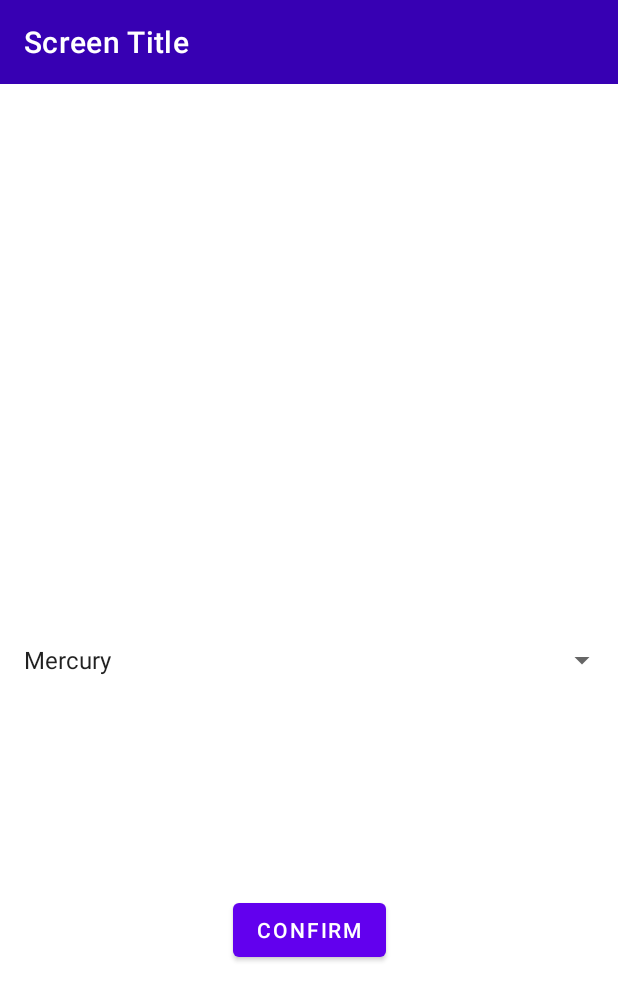
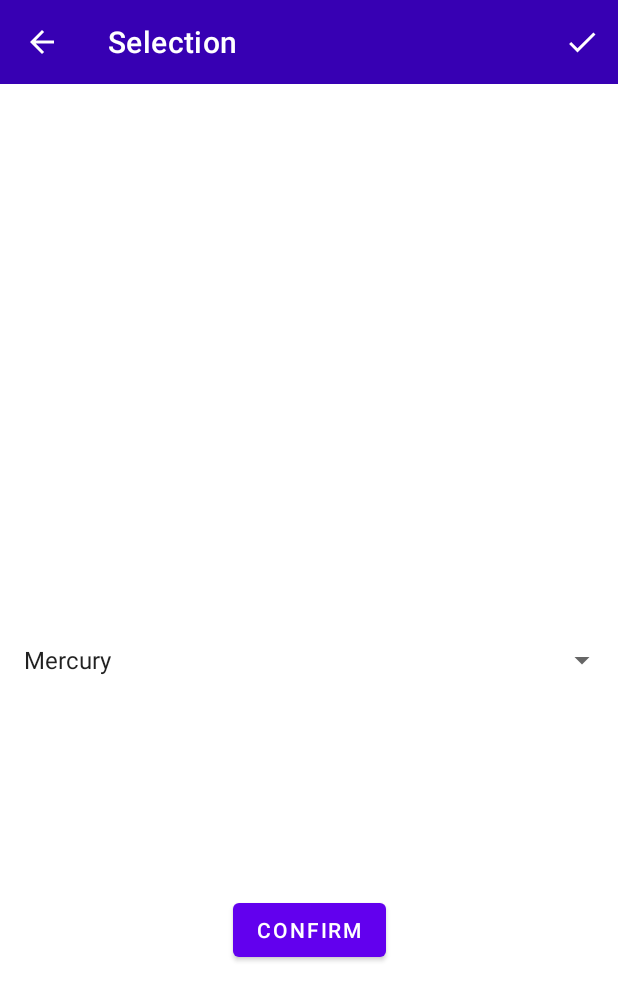
Before and after one commit to Dubrdubr/android-examples, an Android app: the screen it shows after launch (MainActivity), after a tap on "SELECT PLANET", on a phone screen of 412 x 824 dp. Shown: the top 1001 px of the screen. Run offline under Robolectric (Android 15) with nearby library versions, the light colour scheme and no system bars.

Commit message:
create MainActivity

```diff
--- a/app/build.gradle
+++ b/app/build.gradle
@@ -1,6 +1,7 @@
 plugins {
     id 'com.android.application'
     id 'org.jetbrains.kotlin.android'
+    id 'kotlin-parcelize'
 }
 
 android {
--- a/app/src/main/java/ru/dubr/fragmentnavigationexample/MainActivity.kt
+++ b/app/src/main/java/ru/dubr/fragmentnavigationexample/MainActivity.kt
@@ -1,13 +1,21 @@
 package ru.dubr.fragmentnavigationexample
 
+import android.graphics.Color
 import androidx.appcompat.app.AppCompatActivity
 import android.os.Bundle
 import android.os.Parcelable
+import android.view.Menu
+import android.view.MenuItem
+import android.view.View
+import androidx.core.content.ContextCompat
+import androidx.core.graphics.drawable.DrawableCompat
+import androidx.core.os.bundleOf
 import androidx.fragment.app.Fragment
+import androidx.fragment.app.FragmentManager
+import androidx.fragment.app.FragmentResultListener
 import androidx.lifecycle.LifecycleOwner
 import ru.dubr.fragmentnavigationexample.R
-import ru.dubr.fragmentnavigationexample.contracts.Navigator
-import ru.dubr.fragmentnavigationexample.contracts.ResultListener
+import ru.dubr.fragmentnavigationexample.contracts.*
 import ru.dubr.fragmentnavigationexample.databinding.ActivityMainBinding
 import ru.dubr.fragmentnavigationexample.fragments.MenuFragment
 import ru.dubr.fragmentnavigationexample.fragments.PlanetDetailsFragment
@@ -20,6 +28,17 @@ class MainActivity : AppCompatActivity(), Navigator {
     private val currentFragment: Fragment
         get() = supportFragmentManager.findFragmentById(R.id.fragmentContainer)!!
 
+    private val fragmentListener = object : FragmentManager.FragmentLifecycleCallbacks() {
+        override fun onFragmentViewCreated(
+            fm: FragmentManager,
+            f: Fragment,
+            v: View,
+            savedInstanceState: Bundle?
+        ) {
+            super.onFragmentViewCreated(fm, f, v, savedInstanceState)
+            updateUI()
+        }
+    }
 
     override fun onCreate(savedInstanceState: Bundle?) {
         super.onCreate(savedInstanceState)
@@ -33,7 +52,24 @@ class MainActivity : AppCompatActivity(), Navigator {
                 .commit()
         }
 
+        supportFragmentManager.registerFragmentLifecycleCallbacks(fragmentListener, false)
+    }
 
+    override fun onDestroy() {
+        super.onDestroy()
+        supportFragmentManager.unregisterFragmentLifecycleCallbacks(fragmentListener)
+    }
+
+    override fun onCreateOptionsMenu(menu: Menu?): Boolean {
+        // we've called setSupportActionBar in onCreate,
+        // that's why we need to override this method too
+        updateUI()
+        return true
+    }
+
+    override fun onSupportNavigateUp(): Boolean {
+        onBackPressed()
+        return true
     }
 
     override fun showPlanetDetailScreen(planet: Planet) {
@@ -49,7 +85,10 @@ class MainActivity : AppCompatActivity(), Navigator {
     }
 
     override fun <T : Parcelable> publishResult(result: T) {
-        TODO("Not yet implemented")
+        supportFragmentManager.setFragmentResult(
+            result.javaClass.name,
+            bundleOf(KEY_RESULT to result)
+        )
     }
 
     override fun <T : Parcelable> listenResult(
@@ -57,7 +96,9 @@ class MainActivity : AppCompatActivity(), Navigator {
         owner: LifecycleOwner,
         listener: ResultListener<T>
     ) {
-        TODO("Not yet implemented")
+        supportFragmentManager.setFragmentResultListener(clazz.name, owner) { _, bundle ->
+            listener.invoke(bundle.getParcelable(KEY_RESULT)!!)
+        }
     }
 
     private fun launchFragment(fragment: Fragment) {
@@ -67,4 +108,47 @@ class MainActivity : AppCompatActivity(), Navigator {
             .replace(R.id.fragmentContainer, fragment)
             .commit()
     }
+
+    private fun updateUI() {
+        val fragment = currentFragment
+
+        if (fragment is HasCustomTitle) {
+            binding.toolbar.title = getString(fragment.getTitleRes())
+        } else {
+            binding.toolbar.title = getString(R.string.default_title)
+        }
+
+        if (supportFragmentManager.backStackEntryCount > 0) {
+            supportActionBar?.setDisplayShowHomeEnabled(true)
+            supportActionBar?.setDisplayHomeAsUpEnabled(true)
+        } else {
+            supportActionBar?.setDisplayShowHomeEnabled(false)
+            supportActionBar?.setDisplayHomeAsUpEnabled(false)
+        }
+
+        if (fragment is HasCustomAction) {
+            createCustomToolbarAction(fragment.getCustomAction())
+        } else {
+            binding.toolbar.menu.clear()
+        }
+    }
+
+    private fun createCustomToolbarAction(action: CustomAction) {
+        binding.toolbar.menu.clear()
+
+        val iconDrawable = DrawableCompat.wrap(ContextCompat.getDrawable(this, action.iconRes)!!)
+        iconDrawable.setTint(Color.WHITE)
+
+        val menuItem = binding.toolbar.menu.add(action.textRes)
+        menuItem.setShowAsAction(MenuItem.SHOW_AS_ACTION_ALWAYS)
+        menuItem.icon = iconDrawable
+        menuItem.setOnMenuItemClickListener {
+            action.onCustomAction.run()
+            return@setOnMenuItemClickListener true
+        }
+    }
+
+    companion object {
+        private const val KEY_RESULT = "KEY_RESULT"
+    }
 }
--- a/app/src/main/res/values/strings.xml
+++ b/app/src/main/res/values/strings.xml
@@ -8,4 +8,5 @@
     <string name="confirm">confirm</string>
     <string name="done">Done</string>
     <string name="selection">Selection</string>
+    <string name="default_title">Fragment Navigation</string>
 </resources>
```
